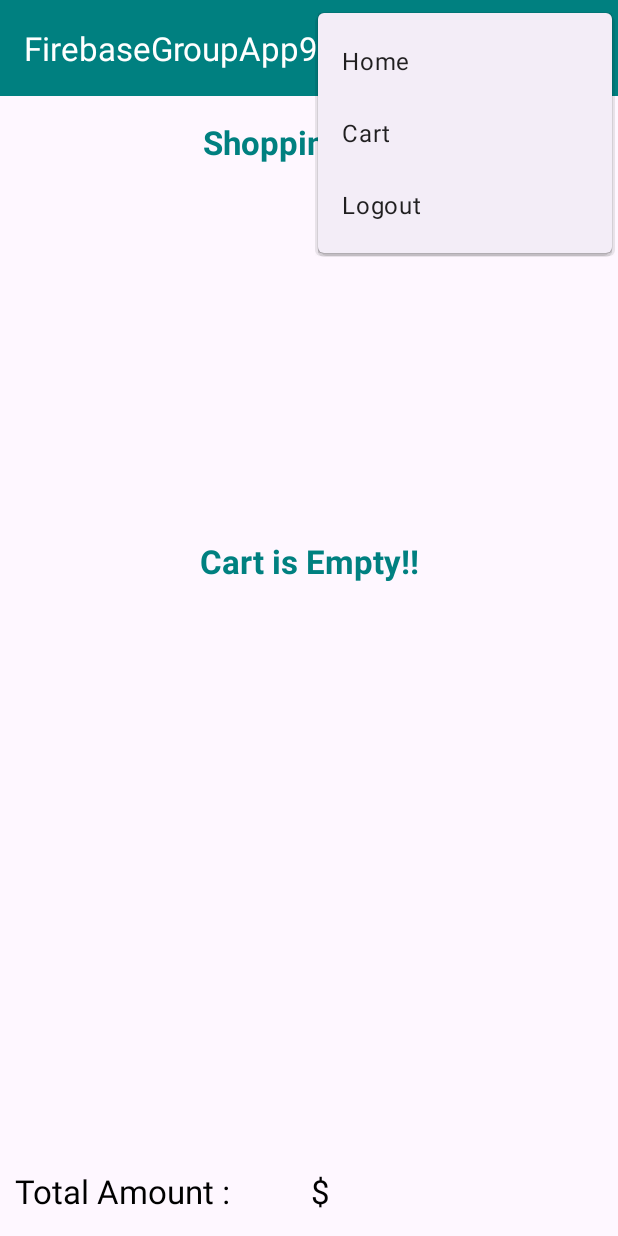
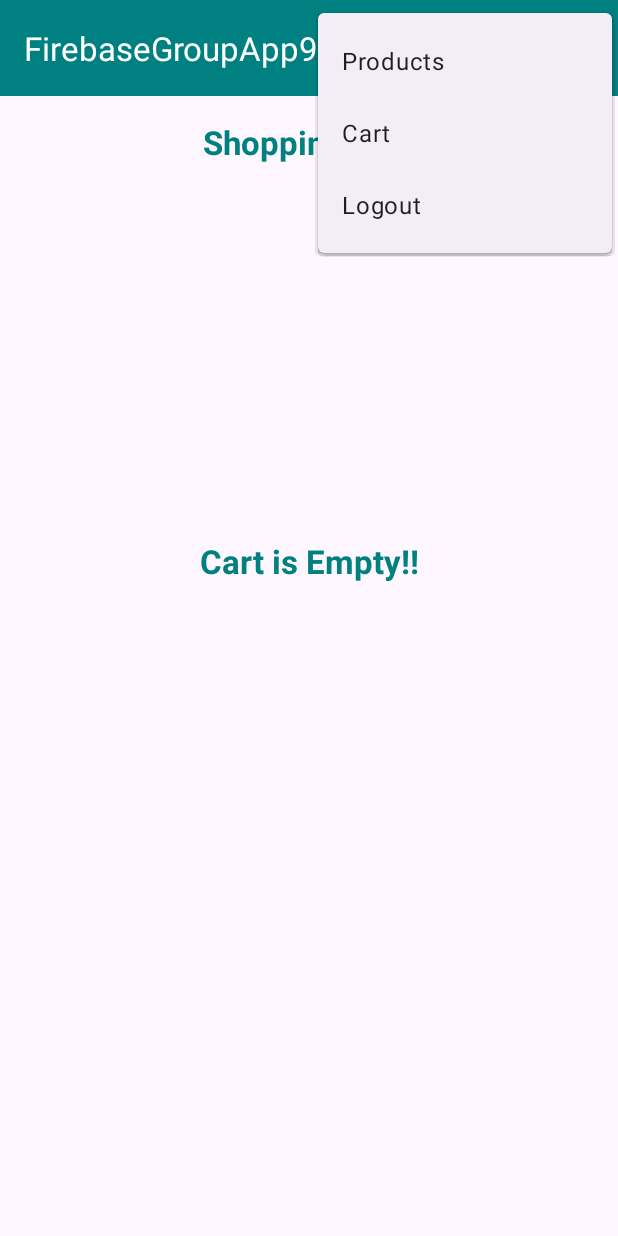
Before and after one commit to priyamanocha/FirebaseGroupApp9, an Android app: the CartActivity screen opened directly, with no data from a screen before it, with the options menu open, on a phone screen of 412 x 824 dp. Run offline under Robolectric (Android 15) with nearby library versions, the phone set to English and light mode, and no system bars; our stand-ins replace Firebase (no records; nobody signed in at launch, a user with empty details on screens opened directly).

Commit message:
Removed Warnings, Formatted Code, Modified Cart Logic

```diff
--- a/app/src/main/java/com/example/firebasegroupapp9/Cart.kt
+++ b/app/src/main/java/com/example/firebasegroupapp9/Cart.kt
@@ -8,5 +8,4 @@ data class Cart(
     var price: Double = 0.0,
     var quantity: Int = 0,
     var url: String = "",
-) : Serializable {
-}
+) : Serializable
--- a/app/src/main/java/com/example/firebasegroupapp9/CartActivity.kt
+++ b/app/src/main/java/com/example/firebasegroupapp9/CartActivity.kt
@@ -3,6 +3,7 @@ package com.example.firebasegroupapp9
 import android.content.Intent
 import androidx.appcompat.app.AppCompatActivity
 import android.os.Bundle
+import android.util.Log
 import android.view.Menu
 import android.view.MenuItem
 import android.view.View
@@ -20,7 +21,7 @@ import com.google.firebase.database.FirebaseDatabase
 import com.google.firebase.database.ValueEventListener
 
 class CartActivity : AppCompatActivity() {
-    private lateinit var ttlamount: TextView
+    private lateinit var txtAmount: TextView
     private var adapter: CartAdapter? = null
     override fun onCreate(savedInstanceState: Bundle?) {
         super.onCreate(savedInstanceState)
@@ -32,18 +33,16 @@ class CartActivity : AppCompatActivity() {
         val query = FirebaseDatabase.getInstance().reference.child("cart").child(
             FirebaseAuth.getInstance().currentUser?.uid.toString()
         )
-
-
-
-
         val txtEmptyCart: TextView = findViewById(R.id.txtEmptyCart)
         val btnCheckout: Button = findViewById(R.id.btnCheckout)
+        txtAmount = findViewById(R.id.txtAmount)
+        val txtTotalAmount: TextView = findViewById(R.id.txtTotalAmount)
+
         val options =
             FirebaseRecyclerOptions.Builder<Cart>().setQuery(query, Cart::class.java)
                 .build()
-        val ttlamount: TextView = findViewById(R.id.ttlamount)
 
-        adapter = CartAdapter(options, ttlamount)
+        adapter = CartAdapter(options, txtAmount)
         val rView: RecyclerView = findViewById(R.id.recView)
         rView.layoutManager = LinearLayoutManager(this)
         rView.adapter = adapter
@@ -52,26 +51,25 @@ class CartActivity : AppCompatActivity() {
         query.addListenerForSingleValueEvent(object : ValueEventListener {
             override fun onDataChange(dataSnapshot: DataSnapshot) {
                 if (dataSnapshot.exists()) {
-                    txtEmptyCart.visibility = View.GONE;
-                    btnCheckout.visibility = View.VISIBLE;
+                    txtEmptyCart.visibility = View.GONE
+                    btnCheckout.visibility = View.VISIBLE
                 } else {
-                    txtEmptyCart.visibility = View.VISIBLE;
-                    btnCheckout.visibility = View.GONE;
+                    txtEmptyCart.visibility = View.VISIBLE
+                    btnCheckout.visibility = View.GONE
+                    txtAmount.visibility = View.GONE
+                    txtTotalAmount.visibility = View.GONE
                 }
             }
 
             override fun onCancelled(databaseError: DatabaseError) {
-                // Handle error
+                Log.e("Cart Activity", databaseError.message)
             }
         })
 
 
-
-        val gotoCheckout: Button = findViewById(R.id.btnCheckout)
-        gotoCheckout.setOnClickListener {
+        btnCheckout.setOnClickListener {
             val intent = Intent(this@CartActivity, CheckoutActivity::class.java)
-            val totalAmount = ttlamount.text.toString()
-            intent.putExtra("TOTAL_AMOUNT", totalAmount)
+            intent.putExtra("TOTAL_AMOUNT", txtAmount.text.toString())
             startActivity(intent)
         }
     }
@@ -87,18 +85,24 @@ class CartActivity : AppCompatActivity() {
     }
 
     override fun onOptionsItemSelected(item: MenuItem): Boolean {
-        if (item.itemId == R.id.nav_logout) {
+        when (item.itemId) {
+            R.id.nav_logout -> {
                 Toast.makeText(this, "User Logged Out", Toast.LENGTH_LONG).show()
                 FirebaseAuth.getInstance().signOut()
                 val homeIntent = Intent(this, MainActivity::class.java)
                 startActivity(homeIntent)
                 finish()
-        } else if (item.itemId == R.id.nav_home) {
+            }
+
+            R.id.nav_product -> {
                 val mainIntent = Intent(this, ProductActivity::class.java)
                 startActivity(mainIntent)
-        } else if (item.itemId == R.id.nav_cart) {
+            }
+
+            R.id.nav_cart -> {
                 val cartIntent = Intent(this, CartActivity::class.java)
                 startActivity(cartIntent)
+            }
         }
         return true
     }
--- a/app/src/main/java/com/example/firebasegroupapp9/Product.kt
+++ b/app/src/main/java/com/example/firebasegroupapp9/Product.kt
@@ -11,5 +11,4 @@ data class Product(
     var size: String = "",
     var fullDescription: String = "",
     var price: Double = 0.0
-) : Serializable {
-}
+) : Serializable
--- a/app/src/main/res/layout/activity_cart.xml
+++ b/app/src/main/res/layout/activity_cart.xml
@@ -53,31 +53,30 @@
         <TextView
             android:layout_width="wrap_content"
             android:layout_height="wrap_content"
-            android:textSize="22dp"
+            android:textSize="22sp"
             android:textColor="@color/black"
-            android:id="@+id/amounttext"
+            android:id="@+id/txtTotalAmount"
             android:layout_gravity="center_vertical"
-            android:layout_marginLeft="10dp"
+            android:layout_marginStart="10dp"
             android:layout_weight="1"
-
             android:text="@string/amount"/>
         <TextView
             android:layout_width="wrap_content"
             android:layout_height="wrap_content"
-            android:id="@+id/ttlamount"
+            android:id="@+id/txtAmount"
             android:layout_weight="4"
             android:text="@string/dollar"
-            android:textSize="22dp"
+            android:textSize="22sp"
             android:textColor="@color/black"
             android:layout_gravity="center_vertical"
-            android:layout_marginLeft="5dp"
+            android:layout_marginStart="5dp"
             />
 
         <Button
             android:layout_width="wrap_content"
             android:layout_weight="1"
             android:id="@+id/btnCheckout"
-            android:layout_marginRight="10dp"
+            android:layout_marginEnd="10dp"
             android:layout_height="wrap_content"
             android:text="@string/checkout"
             android:layout_gravity="center_vertical"
--- a/app/src/main/res/menu/menu_main.xml
+++ b/app/src/main/res/menu/menu_main.xml
@@ -1,9 +1,9 @@
 <menu xmlns:android="http://schemas.android.com/apk/res/android">
     <item
-        android:id="@+id/nav_home"
+        android:id="@+id/nav_product"
         android:layout_width="wrap_content"
         android:layout_height="wrap_content"
-        android:title="Home" />
+        android:title="Products" />
     <item
         android:id="@+id/nav_cart"
         android:layout_width="wrap_content"
```
Also changed, not shown: app/src/main/java/com/example/firebasegroupapp9/CartAdapter.kt (+6 -41 lines), app/src/main/java/com/example/firebasegroupapp9/CheckoutActivity.kt (+66 -21 lines), app/src/main/java/com/example/firebasegroupapp9/DetailActivity.kt (+7 -7 lines), app/src/main/java/com/example/firebasegroupapp9/ForgotPasswordActivity.kt (+7 -1 lines), app/src/main/java/com/example/firebasegroupapp9/LoginActivity.kt (+12 -8 lines), app/src/main/java/com/example/firebasegroupapp9/ProductActivity.kt (+7 -3 lines), app/src/main/java/com/example/firebasegroupapp9/ProductAdapter.kt (+22 -5 lines), app/src/main/java/com/example/firebasegroupapp9/RegisterActivity.kt (+11 -7 lines), 1 other file. Lines whose indentation alone changed are shown as unchanged.
